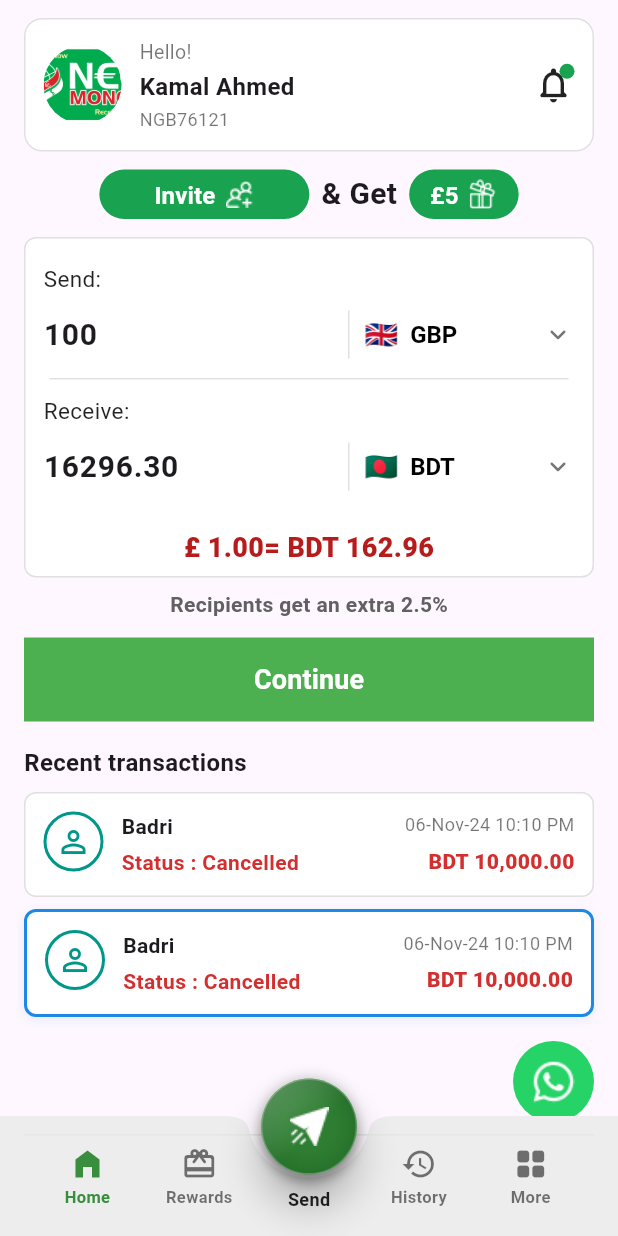
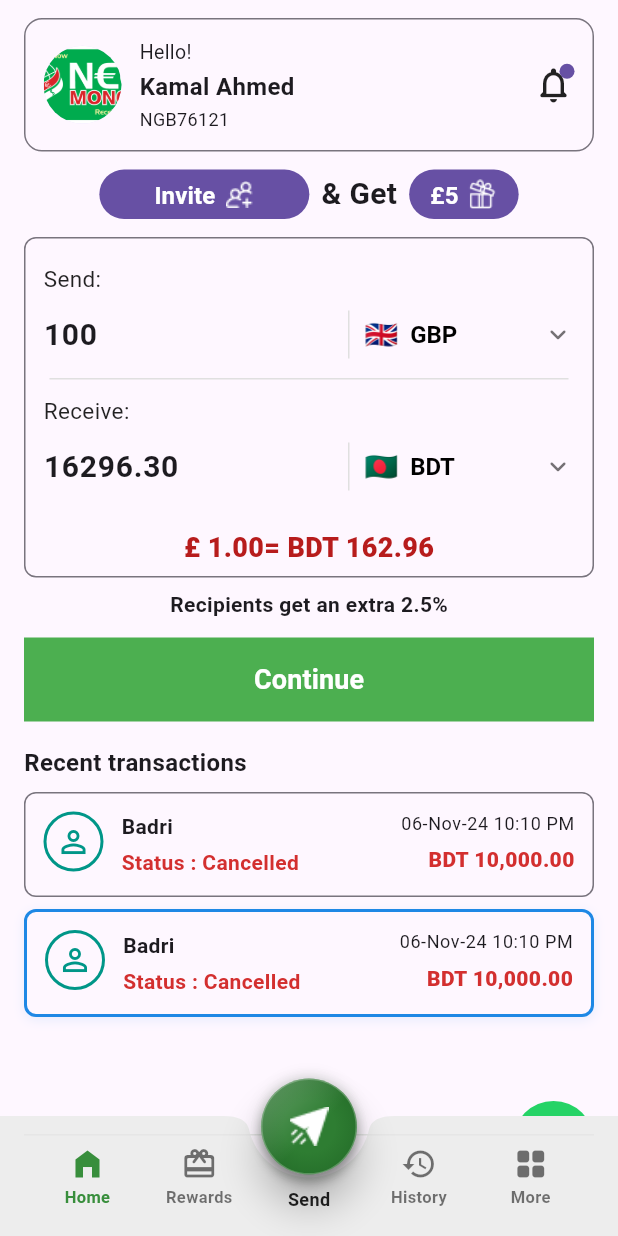
Before and after one commit to RkTushar/nec_app, a Flutter app: the HomeScreen screen opened directly, on a phone screen of 412 x 824 dp. Run offline on Flutter 3.47's test engine with Material 3 defaults, Android fonts, the phone set to English and light mode, and no system bars.

Commit message:
Update home_screen.dart

```diff
--- a/nec_app/lib/screens/homescreen/home_screen.dart
+++ b/nec_app/lib/screens/homescreen/home_screen.dart
@@ -10,7 +10,7 @@ class HomeScreen extends StatelessWidget {
 
   @override
   Widget build(BuildContext context) {
-    final Color primaryGreen = const Color(0xFF19A250);
+    final Color primaryGreen = Theme.of(context).colorScheme.primary;
     return Scaffold(
       resizeToAvoidBottomInset: false,
       extendBody: true,
@@ -30,9 +30,9 @@ class HomeScreen extends StatelessWidget {
                 const SizedBox(height: 12),
                 Container(
                   decoration: BoxDecoration(
-                    color: Colors.white,
+                    color: Theme.of(context).cardColor,
                     borderRadius: BorderRadius.circular(8),
-                    border: Border.all(color: Colors.grey.shade300),
+                    border: Border.all(color: Theme.of(context).dividerColor),
                   ),
                   padding: const EdgeInsets.symmetric(horizontal: 12, vertical: 6),
                   child: const ConverterWidget(),
@@ -41,7 +41,7 @@ class HomeScreen extends StatelessWidget {
                 Center(
                   child: Text(
                     'Recipients get an extra 2.5%',
-                    style: TextStyle(color: Colors.grey.shade700, fontWeight: FontWeight.w600),
+                    style: TextStyle(color: Theme.of(context).textTheme.bodySmall?.color, fontWeight: FontWeight.w600),
                   ),
                 ),
                 const SizedBox(height: 12),
@@ -70,7 +70,7 @@ class HomeScreen extends StatelessWidget {
           // WhatsApp support button (fixed at bottom-right, above navbar)
           const Positioned(
             right: 16,
-            bottom: 50, // keep above bottom bar
+            bottom: 10, // keep above bottom bar
             child: WhatsAppButton(size: 54),
           ),
           ],
@@ -91,9 +91,9 @@ class _HeaderCard extends StatelessWidget {
   Widget build(BuildContext context) {
     return Container(
       decoration: BoxDecoration(
-        color: Colors.white,
+        color: Theme.of(context).cardColor,
         borderRadius: BorderRadius.circular(12),
-        border: Border.all(color: Colors.grey.shade300),
+        border: Border.all(color: Theme.of(context).dividerColor),
       ),
       padding: const EdgeInsets.all(12),
       child: Row(
@@ -107,11 +107,11 @@ class _HeaderCard extends StatelessWidget {
             child: Column(
               crossAxisAlignment: CrossAxisAlignment.start,
               children: <Widget>[
-                Text('Hello!', style: TextStyle(fontSize: 13, color: Colors.black54)),
+                Text('Hello!', style: TextStyle(fontSize: 13)),
                 SizedBox(height: 2),
                 Text('Kamal Ahmed', style: TextStyle(fontSize: 16, fontWeight: FontWeight.w700)),
                 SizedBox(height: 2),
-                Text('NGB76121', style: TextStyle(fontSize: 12, color: Colors.black54)),
+                Text('NGB76121', style: TextStyle(fontSize: 12)),
               ],
             ),
           ),
@@ -200,10 +200,10 @@ class _TransactionCard extends StatelessWidget {
   Widget build(BuildContext context) {
     return Container(
       decoration: BoxDecoration(
-        color: Colors.white,
+        color: Theme.of(context).cardColor,
         borderRadius: BorderRadius.circular(8),
         border: Border.all(
-          color: highlighted ? const Color(0xFF1E88E5) : Colors.grey.shade300,
+          color: highlighted ? const Color(0xFF1E88E5) : Theme.of(context).dividerColor,
           width: highlighted ? 2 : 1,
         ),
         boxShadow: highlighted
@@ -237,7 +237,7 @@ class _TransactionCard extends StatelessWidget {
           Column(
             crossAxisAlignment: CrossAxisAlignment.end,
             children: <Widget>[
-              Text(dateText, style: const TextStyle(fontSize: 12, color: Colors.black54)),
+              Text(dateText, style: Theme.of(context).textTheme.bodySmall?.copyWith(fontSize: 12)),
               const SizedBox(height: 6),
               Text(amountText, style: const TextStyle(color: Color(0xFFD32F2F), fontWeight: FontWeight.w800)),
             ],
```
